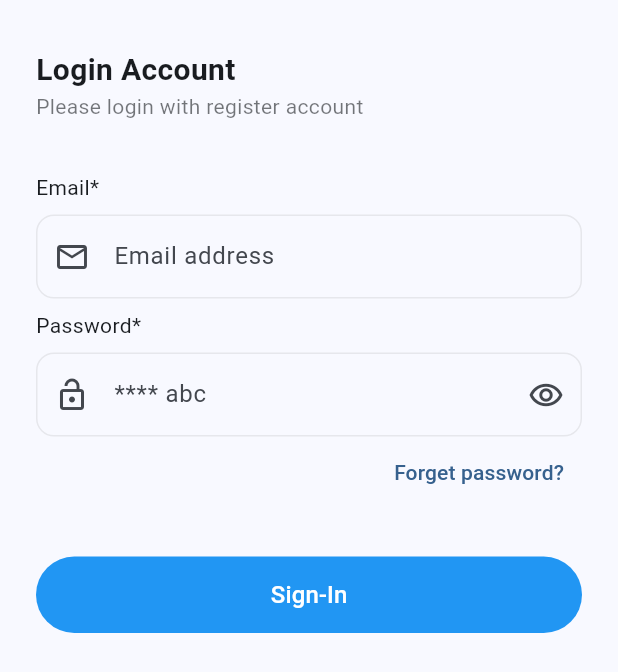
After one commit to RithyDev/hotel-demo, a Flutter app: the screen it shows after launch, after a tap on "Already have an Account", on a phone screen of 412 x 824 dp. The commit adds this screen. Shown: the top 672 px of the screen. Run offline on Flutter 3.47's test engine with Material 3 defaults, Android fonts, the phone set to English and light mode, and no system bars; drawn by our look-alikes of flutter_animate; our stand-ins replace get_it; network calls fail.

Commit message:
implement login page

```diff
--- a/lib/app.dart
+++ b/lib/app.dart
@@ -10,7 +10,7 @@ class HotelApp extends StatelessWidget {
     return MaterialApp(
       title: 'Hotel demo',
       theme: ThemeData(
-        colorScheme: ColorScheme.fromSeed(seedColor: Colors.deepPurple),
+        colorScheme: ColorScheme.fromSeed(seedColor: Colors.blue),
         useMaterial3: true,
       ),
       initialRoute: intialPage ?? RouteName.splashScreen,
--- /dev/null
+++ b/lib/feature/auth/login/login_page.dart
@@ -0,0 +1,158 @@
+import 'package:flutter/material.dart';
+import 'package:hotel_app/feature/auth/login/login_viewmodel.dart';
+import 'package:hotel_app/model/async_data.dart';
+import 'package:hotel_app/route/app_route.dart';
+import 'package:hotel_app/widget/animated_dynamic_content.dart';
+import 'package:hotel_app/widget/input_field.dart';
+import 'package:provider/provider.dart';
+
+class LoginPage extends StatelessWidget {
+  const LoginPage({super.key});
+
+  @override
+  Widget build(BuildContext context) {
+    final viewModel = LoginViewModel.createNewInstance();
+    viewModel.doOnUserAuthenticated(() => Navigator.pushNamedAndRemoveUntil(
+        context, RouteName.homePage, (route) => false));
+
+    return ChangeNotifierProvider(
+        create: (context) => viewModel, child: _renderPageConsumer(context));
+  }
+
+  Widget _renderPageConsumer(BuildContext context) {
+    return Consumer<LoginViewModel>(
+        builder: (context, viewModel, child) =>
+            _renderPageContent(context, viewModel));
+  }
+
+  Widget _renderPageContent(BuildContext context, LoginViewModel viewModel) {
+    return Stack(
+      children: [
+        _renderFormContent(context, viewModel),
+        _renderBlockLoadingState(viewModel)
+      ],
+    );
+  }
+
+  Scaffold _renderFormContent(BuildContext context, LoginViewModel viewModel) {
+    return Scaffold(
+      body: SizedBox(
+        height: double.infinity,
+        child: SingleChildScrollView(
+          physics: const BouncingScrollPhysics(
+              parent: AlwaysScrollableScrollPhysics()),
+          child: SafeArea(
+            child: Padding(
+              padding: const EdgeInsets.symmetric(vertical: 32, horizontal: 24),
+              child: Column(
+                crossAxisAlignment: CrossAxisAlignment.stretch,
+                children: [
+                  _loginTitle(),
+                  _pageSubtitle(),
+                  ..._formWidgets(context, viewModel)
+                ],
+              ),
+            ),
+          ),
+        ),
+      ),
+    );
+  }
+
+  Widget _renderBlockLoadingState(LoginViewModel viewModel) {
+    final state = viewModel.authState;
+    final child = switch (viewModel.authState?.state) {
+      AsyncState.loading => Container(
+          color: Colors.white.withOpacity(0.8),
+          child: Center(
+            child: Card(
+              color: Colors.white,
+              surfaceTintColor: Colors.white,
+              elevation: 10,
+              shape: RoundedRectangleBorder(
+                  borderRadius: BorderRadius.circular(20)),
+              shadowColor: Colors.blue.withOpacity(0.2),
+              child: Container(
+                padding:
+                    const EdgeInsets.symmetric(horizontal: 24, vertical: 16),
+                child: const Row(
+                  mainAxisSize: MainAxisSize.min,
+                  children: [
+                    CircularProgressIndicator(strokeWidth: 1),
+                    SizedBox(width: 16),
+                    Text('Signing-in')
+                  ],
+                ),
+              ),
+            ),
+          ),
+        ),
+      _ => const SizedBox()
+    };
+    return AppAnimatedDynamicContent(
+      keyState: '$state',
+      child: child,
+    );
+  }
+
+  Widget _pageSubtitle() {
+    return const Opacity(
+        opacity: 0.6, child: Text('Please login with register account'));
+  }
+
+  Widget _loginTitle() {
+    return const Text(
+      'Login Account',
+      style: TextStyle(fontSize: 20, fontWeight: FontWeight.w600),
+    );
+  }
+
+  List<Widget> _formWidgets(BuildContext context, LoginViewModel viewModel) {
+    return [
+      const SizedBox(height: 34),
+      AppInputField(
+        placeholder: 'Email address',
+        hint: 'Email*',
+        onChanged: (value) => viewModel.handleOnEmailChange(value),
+        errorMessage: viewModel.email.errorMessage,
+        icon: const Icon(Icons.email_outlined),
+      ),
+      const SizedBox(
+        height: 8,
+      ),
+      AppInputField(
+        placeholder: '**** abc',
+        hint: 'Password*',
+        obscureText: true,
+        errorMessage: viewModel.password.errorMessage,
+        onChanged: (value) => viewModel.handleOnPasswordChange(value),
+        icon: const Icon(Icons.lock_open_outlined),
+      ),
+      Row(
+        mainAxisAlignment: MainAxisAlignment.end,
+        children: [
+          TextButton(onPressed: () => {}, child: const Text('Forget password?'))
+        ],
+      ),
+      const SizedBox(height: 32),
+      _signInButton(viewModel)
+    ];
+  }
+
+  Widget _signInButton(LoginViewModel viewModel) {
+    return TextButton(
+      onPressed: () => viewModel.login(),
+      style: TextButton.styleFrom(
+        backgroundColor: Colors.blue,
+      ),
+      child: const Padding(
+        padding: EdgeInsets.all(6.0),
+        child: Text(
+          'Sign-In',
+          style: TextStyle(
+              color: Colors.white, fontSize: 16, fontWeight: FontWeight.w500),
+        ),
+      ),
+    );
+  }
+}
--- /dev/null
+++ b/lib/feature/auth/login/login_viewmodel.dart
@@ -0,0 +1,84 @@
+import 'package:flutter/cupertino.dart';
+import 'package:get_it/get_it.dart';
+import 'package:hotel_app/model/async_data.dart';
+import 'package:hotel_app/model/input_form_data.dart';
+import 'package:hotel_app/repository/user_repo.dart';
+
+class LoginViewModel extends ChangeNotifier {
+
+  final UserRepository userRepo;
+  final InputFormData<String> email = InputFormData(null);
+  final InputFormData<String> password = InputFormData(null);
+
+  Function()? _handleOnUserAuthenticated;
+
+  AsyncData<String>? authState;
+
+  LoginViewModel._(this.userRepo);
+
+  void doOnUserAuthenticated(Function() listener) {
+    _handleOnUserAuthenticated = listener;
+  }
+
+  void handleOnEmailChange(String value) {
+    email.value = value;
+    if (email.errorMessage != null) {
+      email.errorMessage = null;
+      notifyListeners();
+    }
+  }
+
+  void handleOnPasswordChange(String value) {
+    password.value = value;
+    if (password.errorMessage != null) {
+      password.errorMessage = null;
+      notifyListeners();
+    }
+  }
+
+  void login() async {
+    if (!validateFormData()) {
+      compileFormError();
+      return;
+    }
+    try {
+      invokeAuthStateChange(Loading());
+      authState = Loading();
+      final token = await userRepo.getToken();
+      invokeAuthStateChange(Success(token ?? ''));
+      if (_handleOnUserAuthenticated != null) {
+        _handleOnUserAuthenticated!();
+      }
+    } on Exception catch (e) {
+      invokeAuthStateChange(Fail(e));
+    }
+  }
+
+  void invokeAuthStateChange(AsyncData<String> newState) {
+    authState = newState;
+    notifyListeners();
+  }
+
+  void compileFormError() {
+    final emialValue = email.value ?? '';
+    final pwd = password.value ?? '';
+    if (emialValue.isEmpty) {
+      email.errorMessage = "Email can not be empty";
+    }
+    if (pwd.isEmpty) {
+      password.errorMessage = "Password cannot be empty";
+    }
+    notifyListeners();
+  }
+
+  bool validateFormData() {
+    final emialValue = email.value ?? '';
+    final pwd = password.value ?? '';
+    return emialValue.isNotEmpty && pwd.isNotEmpty;
+  }
+
+  factory LoginViewModel.createNewInstance() {
+    final userRpo = GetIt.I<UserRepository>();
+    return LoginViewModel._(userRpo);
+  }
+}
--- a/lib/feature/onboard/onboard_page.dart
+++ b/lib/feature/onboard/onboard_page.dart
@@ -96,7 +96,7 @@ class _OnboardPageState extends State<OnboardPage> {
     return Padding(
       padding: const EdgeInsets.symmetric(horizontal: 32, vertical: 16),
       child: TextButton(
-          onPressed: () => {},
+          onPressed: () => Navigator.pushNamed(context, RouteName.loginPage),
           child: const Text(
             'Already have an Account',
             style: TextStyle(color: Colors.blue),
@@ -119,7 +119,7 @@ class _OnboardPageState extends State<OnboardPage> {
     List<Widget> indicators = [];
 
     for (int i = 1; i <= pageSize; i++) {
-      double size = 10;
+      double size = 8;
       final color =
           (activedIndex + 1) == i ? Colors.blue : Colors.blue.withOpacity(0.2);
       indicators.add(Padding(
--- /dev/null
+++ b/lib/model/input_form_data.dart
@@ -0,0 +1,9 @@
+class InputFormData<T> {
+
+  T? value;
+  String? errorMessage;
+
+  InputFormData(this.value, {this.errorMessage});
+
+  factory InputFormData.error(String message) => InputFormData(null, errorMessage: message);
+}
--- a/lib/route/app_route.dart
+++ b/lib/route/app_route.dart
@@ -1,10 +1,12 @@
 import 'package:flutter/material.dart';
+import 'package:hotel_app/feature/auth/login/login_page.dart';
 import 'package:hotel_app/feature/home/home_page.dart';
 import 'package:hotel_app/feature/onboard/onboard_page.dart';
 
 class RouteName {
   static String get splashScreen => '/splash_screen';
   static String get onboardPage => '/onboard_page';
+  static String get loginPage => '/login_page';
   static String get homePage => '/home_page';
 }
 
@@ -12,4 +14,5 @@ final Map<String, WidgetBuilder> appRounte = {
   RouteName.splashScreen: (context) => const Scaffold(),
   RouteName.onboardPage: (context) => const OnboardPage(),
   RouteName.homePage: (context) => const HomePage(),
+  RouteName.loginPage: (context) => const LoginPage()
 };
--- a/lib/widget/animated_dynamic_content.dart
+++ b/lib/widget/animated_dynamic_content.dart
@@ -0,0 +1,22 @@
+import 'package:flutter/cupertino.dart';
+import 'package:flutter_animate/flutter_animate.dart';
+
+class AppAnimatedDynamicContent extends StatelessWidget {
+  final Widget? child;
+  final String? keyState;
+
+  const AppAnimatedDynamicContent({super.key, this.child, this.keyState});
+
+  @override
+  Widget build(BuildContext context) {
+    return AnimatedSize(
+      duration: const Duration(milliseconds: 140),
+      child: Container(
+        key: ValueKey<String>(keyState ?? ''),
+        child: child?.animate(
+          delay: const Duration(milliseconds: 140)
+        ).fade(),
+      ),
+    );
+  }
+}
--- /dev/null
+++ b/lib/widget/input_field.dart
@@ -0,0 +1,111 @@
+import 'package:flutter/cupertino.dart';
+import 'package:flutter/material.dart';
+import 'package:hotel_app/widget/animated_dynamic_content.dart';
+import 'package:hotel_app/widget/styles.dart';
+
+class AppInputField extends StatefulWidget {
+  final String? hint;
+  final String? placeholder;
+  final ValueChanged<String>? onChanged;
+  final int? maxLines;
+  final String? errorMessage;
+  final bool? obscureText;
+  final Widget? icon;
+
+  const AppInputField(
+      {super.key,
+      this.hint,
+      this.placeholder,
+      this.onChanged,
+      this.maxLines,
+      this.errorMessage, this.obscureText, this.icon});
+
+  @override
+  State<AppInputField> createState() => _AppInputFieldState();
+}
+
+class _AppInputFieldState extends State<AppInputField> {
+
+  bool showInputObscureText = false;
+
+  @override
+  void initState() {
+    super.initState();
+    if (widget.obscureText == true) {
+      showInputObscureText = true;
+    }
+  }
+
+  @override
+  Widget build(BuildContext context) {
+    return Column(
+      crossAxisAlignment: CrossAxisAlignment.stretch,
+      children: [
+        Text(widget.hint ?? ''),
+        const SizedBox(height: 8),
+        _renderInputBox(context),
+        _renderErrorMessage(context)
+      ],
+    );
+  }
+
+  Widget _renderErrorMessage(BuildContext context) {
+    final errorMessage = widget.errorMessage;
+
+    final child = errorMessage != null
+        ? _renderErrorText(errorMessage)
+        : const SizedBox();
+
+    return AppAnimatedDynamicContent(
+      keyState: '${widget.errorMessage}',
+      child: child,
+    );
+  }
+
+  Widget _renderErrorText(String? errorMessage) {
+    return Padding(
+      padding: const EdgeInsets.symmetric(vertical: 8),
+      child: Text(
+        errorMessage ?? '',
+        style: const TextStyle(color: Colors.red)
+      ),
+    );
+  }
+
+  Widget _renderInputBox(BuildContext context) {
+    return TextField(
+      maxLines: 1,
+      onChanged: widget.onChanged,
+      obscureText: showInputObscureText,
+      decoration: outlineInputField(
+        context, isError:
+        widget.errorMessage != null,
+        icon: widget.icon,
+        suffixIcon: _renderObscureTextToggle(),
+      ).copyWith(hintText: widget.placeholder)
+    );
+  }
+
+  Widget? _renderObscureTextToggle() {
+    final child = switch(widget.obscureText) {
+      true => GestureDetector(
+        onTap: () => toggleObscureText(),
+        child: Icon(
+          showInputObscureText ? Icons.remove_red_eye_outlined : Icons.remove_red_eye
+        ),
+      ),
+      _ => const SizedBox()
+    };
+    return AppAnimatedDynamicContent(
+      keyState: '$showInputObscureText',
+      child: child,
+    );
+  }
+
+  void toggleObscureText() {
+    final newState =!showInputObscureText;
+    setState(() {
+      showInputObscureText = newState;
+    });
+  }
+}
--- /dev/null
+++ b/lib/widget/styles.dart
@@ -0,0 +1,24 @@
+import 'package:flutter/material.dart';
+
+TextStyle get largetText =>
+    const TextStyle(fontSize: 22, fontWeight: FontWeight.w600);
+
+TextStyle get submitButtonTextStyle =>
+    const TextStyle(fontSize: 16, fontWeight: FontWeight.w500);
+
+InputBorder inputOutlineBorder(BuildContext context, {Color? borderColor}) =>
+    OutlineInputBorder(
+        borderRadius: const BorderRadius.all(Radius.circular(12)),
+        borderSide:
+            BorderSide(color: borderColor ?? Colors.grey.withOpacity(0.2)));
+
+InputDecoration outlineInputField(BuildContext context,
+    {bool isError = false, Widget? icon, Widget? suffixIcon}) {
+  final enabledColor = isError ? Colors.red.withOpacity(0.2) : null;
+  final focusedBorder = (isError ? Colors.red : Colors.blue).withOpacity(0.2);
+  return InputDecoration(
+      prefixIcon: icon,
+      suffixIcon: suffixIcon,
+      enabledBorder: inputOutlineBorder(context, borderColor: enabledColor),
+      focusedBorder: inputOutlineBorder(context, borderColor: focusedBorder));
+}
--- a/pubspec.yaml
+++ b/pubspec.yaml
@@ -37,6 +37,7 @@ dependencies:
   cupertino_icons: ^1.0.6
   get_it: ^7.6.8
   provider: ^6.1.2
+  flutter_animate: ^4.5.0
 
 dev_dependencies:
   flutter_test:
```
Also changed, not shown: flutter_01.png (added).
